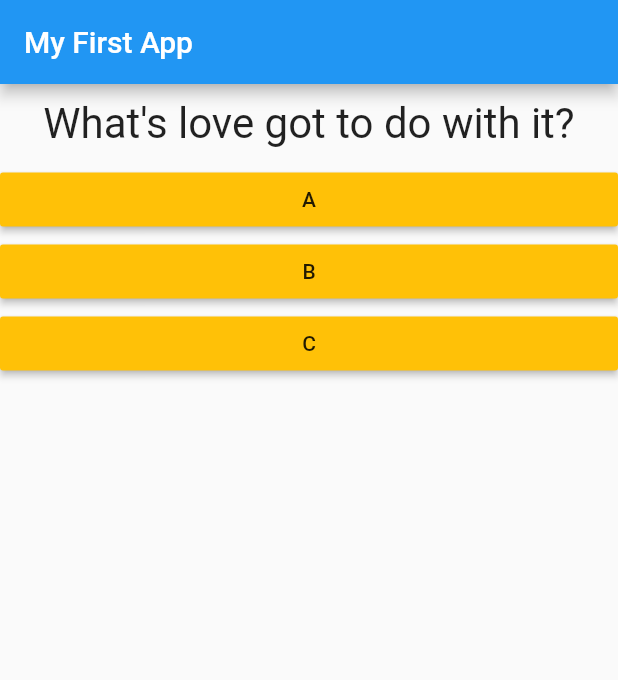
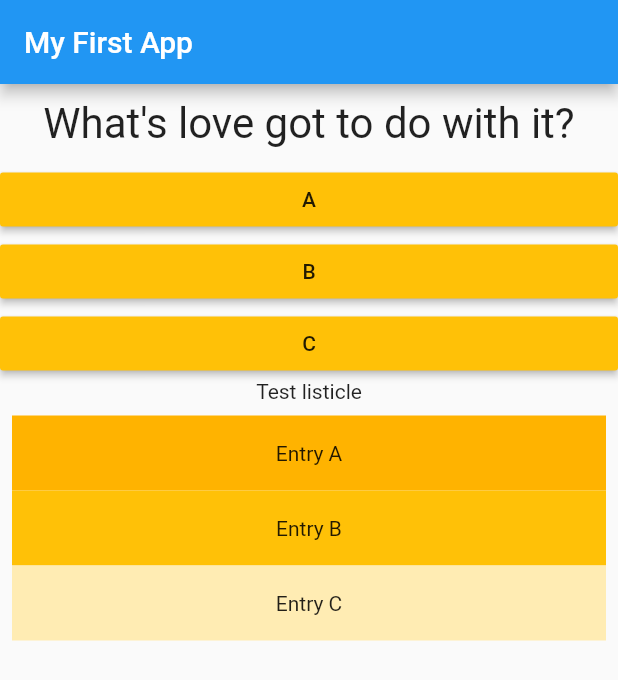
Before and after one commit to crevulus/flutter-test-quiz, a Flutter app: the screen it shows after launch, on a phone screen of 412 x 824 dp. Shown: the top 680 px of the screen. Run offline on Flutter 3.47's test engine with Material 2 defaults, Android fonts, the phone set to English and light mode, and no system bars.

Commit message:
added test scrolling list

```diff
--- /dev/null
+++ b/lib/listicle.dart
@@ -0,0 +1,30 @@
+import 'package:flutter/material.dart';
+
+class Listicle extends StatelessWidget {
+  @override
+  Widget build(BuildContext context) {
+    return Container(
+      child: ListView(
+        shrinkWrap: true,
+        padding: const EdgeInsets.all(8),
+        children: <Widget>[
+          Container(
+            height: 50,
+            color: Colors.amber[600],
+            child: const Center(child: Text('Entry A')),
+          ),
+          Container(
+            height: 50,
+            color: Colors.amber[500],
+            child: const Center(child: Text('Entry B')),
+          ),
+          Container(
+            height: 50,
+            color: Colors.amber[100],
+            child: const Center(child: Text('Entry C')),
+          ),
+        ],
+      )
+    );
+  }
+}
--- a/lib/main.dart
+++ b/lib/main.dart
@@ -3,6 +3,7 @@ import 'package:flutter/material.dart';
 import './question.dart';
 import './answer.dart';
 import './result.dart';
+import './listicle.dart';
 
 void main() => runApp(MyApp());
 
@@ -13,11 +14,13 @@ class MyApp extends StatefulWidget {
   }
 }
 
-class _MyAppState extends State<MyApp> { // adding _ turns public class to private class
+class _MyAppState extends State<MyApp> {
+  // adding _ turns public class to private class
   var _questionIndex = 0;
   var _totalScore = 0;
 
-  final _questions = const [ // const = constant value at compile time. Can add in front of value too, unlike JS.
+  final _questions = const [
+    // const = constant value at compile time. Can add in front of value too, unlike JS.
     {
       'question': 'What\'s love got to do with it?',
       'answers': [
@@ -57,7 +60,8 @@ class _MyAppState extends State<MyApp> { // adding _ turns public class to priva
   void _givenAnswer(int score) {
     _totalScore = _totalScore + score;
 
-    setState(() { // calls build on widget where you call setState (in this case MyApp)
+    setState(() {
+      // calls build on widget where you call setState (in this case MyApp)
       _questionIndex = _questionIndex + 1;
     });
     print(_questionIndex);
@@ -65,26 +69,27 @@ class _MyAppState extends State<MyApp> { // adding _ turns public class to priva
 
   @override
   Widget build(BuildContext context) {
-    return MaterialApp(home: Scaffold(
+    return MaterialApp(
+        home: Scaffold(
       appBar: AppBar(title: Text('My First App')),
-      body: _questionIndex < _questions.length ? Column(
-        children: [
-          Question(
-            _questions[_questionIndex]['question']),
-            ...(_questions[_questionIndex]['answers'] as List<Map<String, Object>>).map((answer) {// map makes a new list based on original
-              return Answer(() => _givenAnswer(answer['score']), answer['text']); // _givenAnswer executed when onPressed is triggered
-            }
-          ).toList() // returns iterable parent fn not list, so need to call toList
-        ],
-      ) : Result(_totalScore, _resetQuiz),
-      )
-    );
+      body: _questionIndex < _questions.length
+          ? Column(
+              children: [
+                Question(_questions[_questionIndex]['question']),
+                ...(_questions[_questionIndex]['answers']
+                        as List<Map<String, Object>>)
+                    .map((answer) {
+                  // map makes a new list based on original
+                  return Answer(
+                      () => _givenAnswer(answer['score']),
+                      answer[
+                          'text']); // _givenAnswer executed when onPressed is triggered
+                }).toList(),
+                Text('Test listicle'),// returns iterable parent fn not list, so need to call toList
+                Listicle(),
+              ],
+            )
+          : Result(_totalScore, _resetQuiz),
+    ));
   }
 }
-
-// can't figure out how to extract score.
-
-//for (int i = 0; )
-//if (_questions[_answerIndex] == _questions[_questionIndex]['correctIndex']) {
-//print('correct!');
-//}
--- a/lib/question.dart
+++ b/lib/question.dart
@@ -1,7 +1,8 @@
 import 'package:flutter/material.dart';
 
 class Question extends StatelessWidget {
-  final String questionText; // final = value doesn't change after constructor has been initialised
+  final String
+      questionText; // final = value doesn't change after constructor has been initialised
 
   Question(this.questionText);
 
@@ -10,7 +11,8 @@ class Question extends StatelessWidget {
     return Container(
       width: double.infinity, // .infinity equivalent to 100% on CSS
       margin: EdgeInsets.all(10),
-      child: Text( // Text widgets only take as much space as they need by default, so need to wrap
+      child: Text(
+        // Text widgets only take as much space as they need by default, so need to wrap
         questionText,
         style: TextStyle(fontSize: 28),
         textAlign: TextAlign.center,
--- a/lib/result.dart
+++ b/lib/result.dart
@@ -17,14 +17,13 @@ class Result extends StatelessWidget {
   @override
   Widget build(BuildContext context) {
     return Center(
-      child: Column( // Column takes all available height of viewport
-        children: [
-          Text(
-            resultPhrase,
-          ),
-          RaisedButton(child: Text('Reset'), onPressed: this.resetHandler),
-        ]
+      child: Column(// Column takes all available height of viewport
+          children: [
+        Text(
+          resultPhrase,
         ),
+        RaisedButton(child: Text('Reset'), onPressed: this.resetHandler),
+      ]),
     );
   }
 }
```
